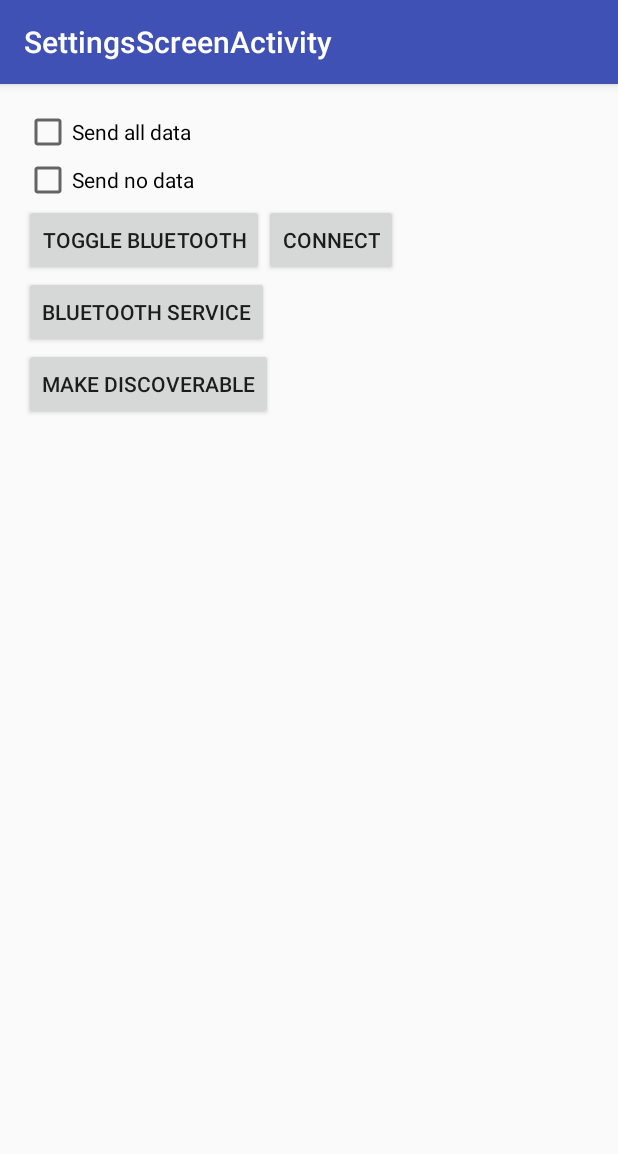
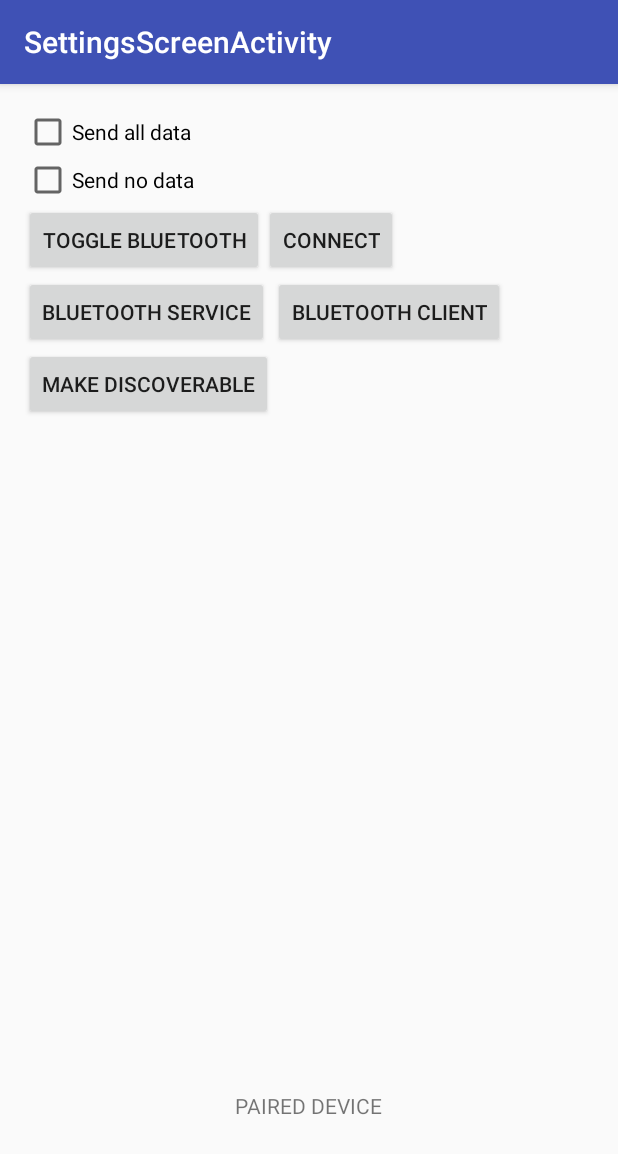
Before and after one commit to ax-rwnd/BASAC, an Android app: the screen it shows after launch (SettingsScreenActivity), after a tap on "SETTINGS", on a phone screen of 412 x 824 dp. Shown: the top 1154 px of the screen. Run offline under Robolectric (Android 15) with nearby library versions, the phone set to English and light mode, and no system bars.

Commit message:
Merge master into bluetooth

```diff
--- a/android/app/src/main/AndroidManifest.xml
+++ b/android/app/src/main/AndroidManifest.xml
@@ -39,7 +39,8 @@
             android:label="@string/title_activity_settings_screen"
             android:theme="@style/AppTheme.NoActionBar" />
         <activity android:name=".BluetoothScreenActivity" />
-        <activity android:name=".BluetoothServiceScreenActivity"></activity>
+        <activity android:name=".BluetoothServiceScreenActivity" />
+        <activity android:name=".BluetoothClientScreenActivity"></activity>
     </application>
 
 </manifest>
--- a/android/app/src/main/java/d0020e/basac/HomeScreenActivity.java
+++ b/android/app/src/main/java/d0020e/basac/HomeScreenActivity.java
@@ -6,6 +6,7 @@ import android.content.Context;
 import android.content.Intent;
 import android.content.IntentFilter;
 import android.os.Bundle;
+import android.os.Handler;
 import android.support.design.widget.FloatingActionButton;
 import android.support.design.widget.Snackbar;
 import android.support.v7.app.AppCompatActivity;
@@ -18,22 +19,27 @@ import android.widget.Button;
 import android.widget.EditText;
 import android.widget.Toast;
 
-import java.util.logging.Handler;
-import java.util.logging.LogRecord;
 
 public class HomeScreenActivity extends AppCompatActivity {
     public static int BLUETOOTH_REQUEST_CODE = 1;
     private BroadcastReceiver mBluetoothReceiver;
     private boolean mBluetoothReceiverRegistered;
 
-    private Button dataButton
-
     private DataModel dataModel;
     private StateController stateController;
     private Button dataButton;
 
+    private BluetoothService mBluetoothService;
+
+    private Handler mHandler = new Handler() {
+
+    };
+
     protected void onCreate(Bundle savedInstanceState) {
         super.onCreate(savedInstanceState);
+        setContentView(R.layout.activity_home_screen);
+        Toolbar toolbar = (Toolbar) findViewById(R.id.toolbar);
+        setSupportActionBar(toolbar);
 
         Log.e("HomeScreen", "Datamodel Created");
         /* Starts the StateController as a seperate thread*/
@@ -46,18 +52,8 @@ public class HomeScreenActivity extends AppCompatActivity {
         }).start();
 
         setContentView(R.layout.activity_home_screen);
-        Toolbar toolbar = (Toolbar) findViewById(R.id.toolbar);
-        setSupportActionBar(toolbar);
-
-        /* Creates the actionbutton for checking/connecting through bluetooth. */
-        FloatingActionButton fab = (FloatingActionButton) findViewById(R.id.fab);
-        fab.setOnClickListener(new View.OnClickListener() {
-            @Override
-            public void onClick(View view) {
-                Snackbar.make(view, "Bluetooth goes here.", Snackbar.LENGTH_LONG)
-                        .setAction("Action", null).show();
-            }
-        });
+        /*Toolbar toolbar = (Toolbar) findViewById(R.id.toolbar);
+        setSupportActionBar(toolbar);*/
 
         dataButton = (Button) findViewById(R.id.action_data);
         dataButton.setText("DATA");
@@ -80,6 +76,17 @@ public class HomeScreenActivity extends AppCompatActivity {
             mBluetoothReceiverRegistered = true;
             updateBluetoothStatus(mBluetoothAdapter.getState());
         }
+    }
+
+    protected void onStart() {
+        super.onStart();
+        if (mBluetoothService == null) {
+
+        }
+    }
+
+    private void setupService() {
+        mBluetoothService = new BluetoothService(this,mHandler);
     }
 
     protected void onDestroy() {
@@ -146,9 +153,9 @@ public class HomeScreenActivity extends AppCompatActivity {
     }
 
     public void startDataScreen(View view) {
-            Intent intent = new Intent(this, DataScreenActivity.class);
-            intent.putExtra("dataModel", dataModel);
-            startActivity(intent);
+        Intent intent = new Intent(this, DataScreenActivity.class);
+        intent.putExtra("dataModel", dataModel);
+        startActivity(intent);
     }
 
     public void startSettingsScreen(View view) {
--- a/android/app/src/main/res/layout/content_settings_screen.xml
+++ b/android/app/src/main/res/layout/content_settings_screen.xml
@@ -60,7 +60,24 @@
         android:id="@+id/bt_discoverable"
         android:onClick="bt_discoverable"
         android:layout_below="@+id/bluetooth_service"
-        android:layout_alignParentLeft="true"
         android:layout_alignParentStart="true" />
 
+    <Button
+        android:layout_width="wrap_content"
+        android:layout_height="wrap_content"
+        android:text="Bluetooth client"
+        android:id="@+id/bluetooth_client"
+        android:onClick="bluetooth_client"
+        android:layout_alignTop="@+id/bluetooth_service"
+        android:layout_toEndOf="@+id/bt_discoverable" />
+
+    <TextView
+        android:layout_width="wrap_content"
+        android:layout_height="wrap_content"
+        android:text="PAIRED DEVICE"
+        android:id="@+id/bt_paired_device"
+        android:layout_alignParentBottom="true"
+        android:layout_centerHorizontal="true"
+        android:layout_marginBottom="61dp" />
+
 </RelativeLayout>
```
Also changed, not shown: android/app/src/main/java/d0020e/basac/BluetoothClientScreenActivity.java (added, +13 -0 lines), android/app/src/main/java/d0020e/basac/BluetoothScreenActivity.java (+13 -0 lines), android/app/src/main/java/d0020e/basac/BluetoothService.java (+10 -2 lines), android/app/src/main/java/d0020e/basac/BluetoothServiceScreenActivity.java (+0 -22 lines), android/app/src/main/java/d0020e/basac/SettingsScreenActivity.java (+10 -5 lines), android/app/src/main/res/layout/activity_bluetooth_client_screen.xml (added, +47 -0 lines), android/app/src/main/res/layout/activity_bluetooth_screen.xml (+41 -29 lines), android/app/src/main/res/layout/activity_home_screen.xml (+3 -6 lines).
